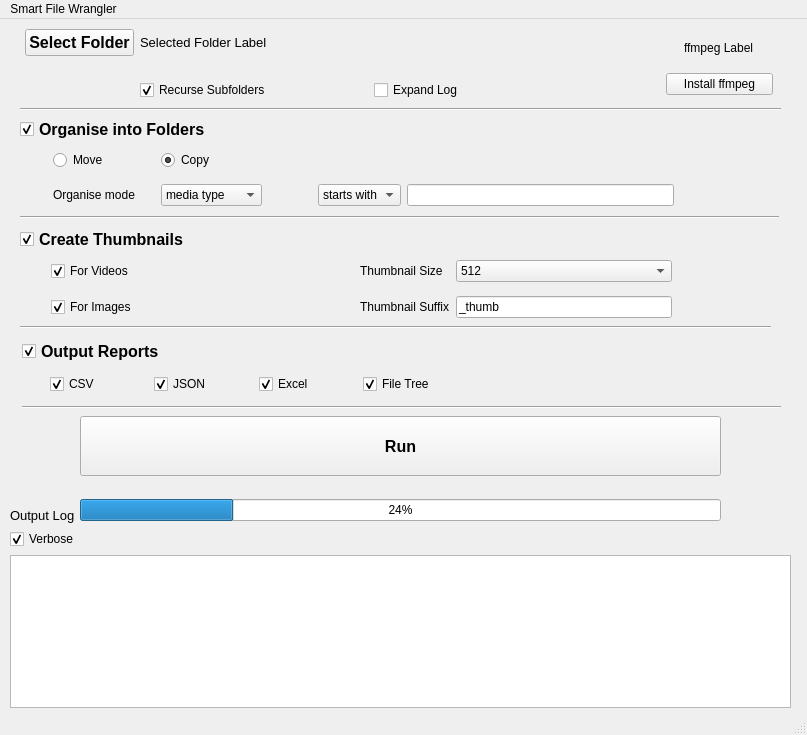
The window that src/smart_file_wrangler/main_window.ui (ggvfx/smart-file-wrangler) describes before a commit, drawn with Qt 5.
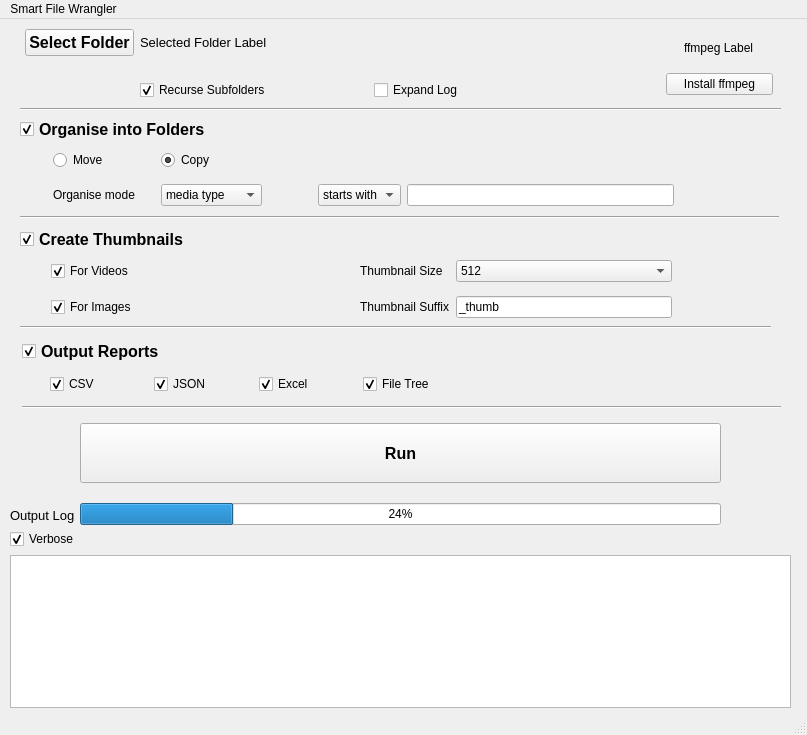
The same window after the commit.

Diff of the .ui file:
```diff
--- a/src/smart_file_wrangler/main_window.ui
+++ b/src/smart_file_wrangler/main_window.ui
@@ -99,9 +99,9 @@
     <property name="geometry">
      <rect>
       <x>80</x>
-      <y>380</y>
+      <y>390</y>
       <width>641</width>
-      <height>141</height>
+      <height>131</height>
      </rect>
     </property>
     <layout class="QVBoxLayout" name="verticalLayout_3">
```
Left out of the diff: 54 changed lines with no effect on the pictures.
